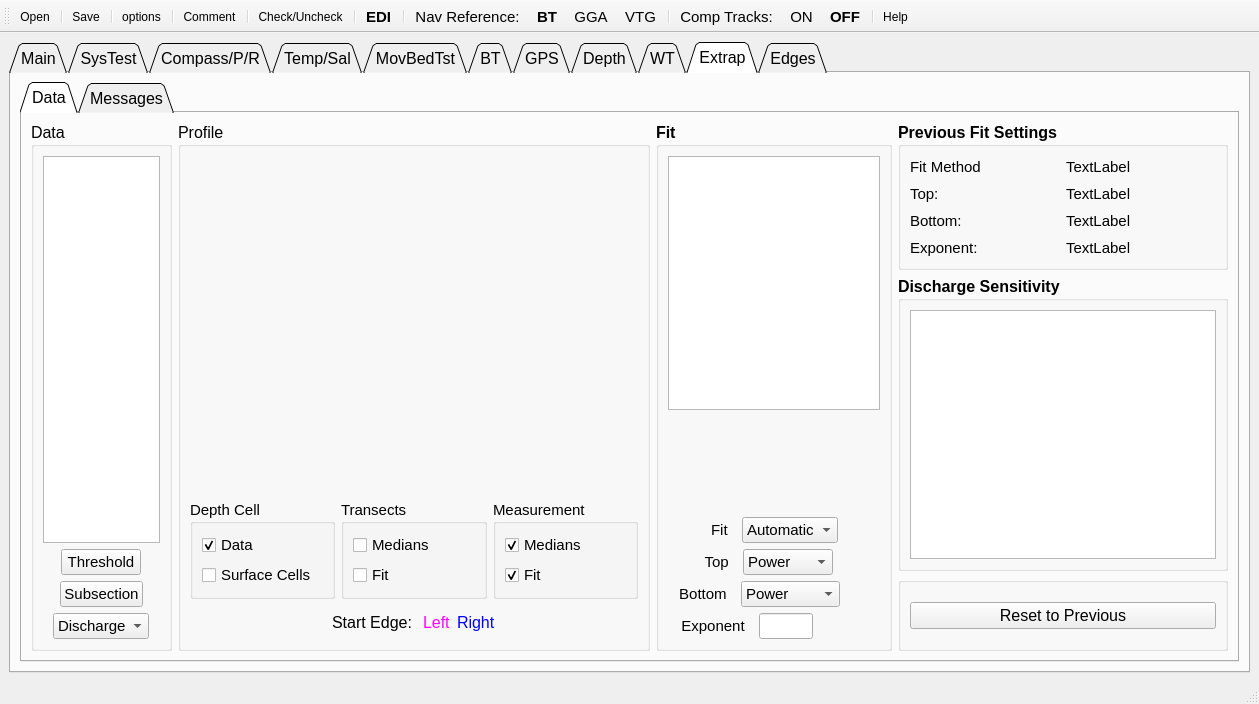
Above: UI/QRev_gui.ui from rowetechinc/QRevPy before the change. Below: the same form after it.
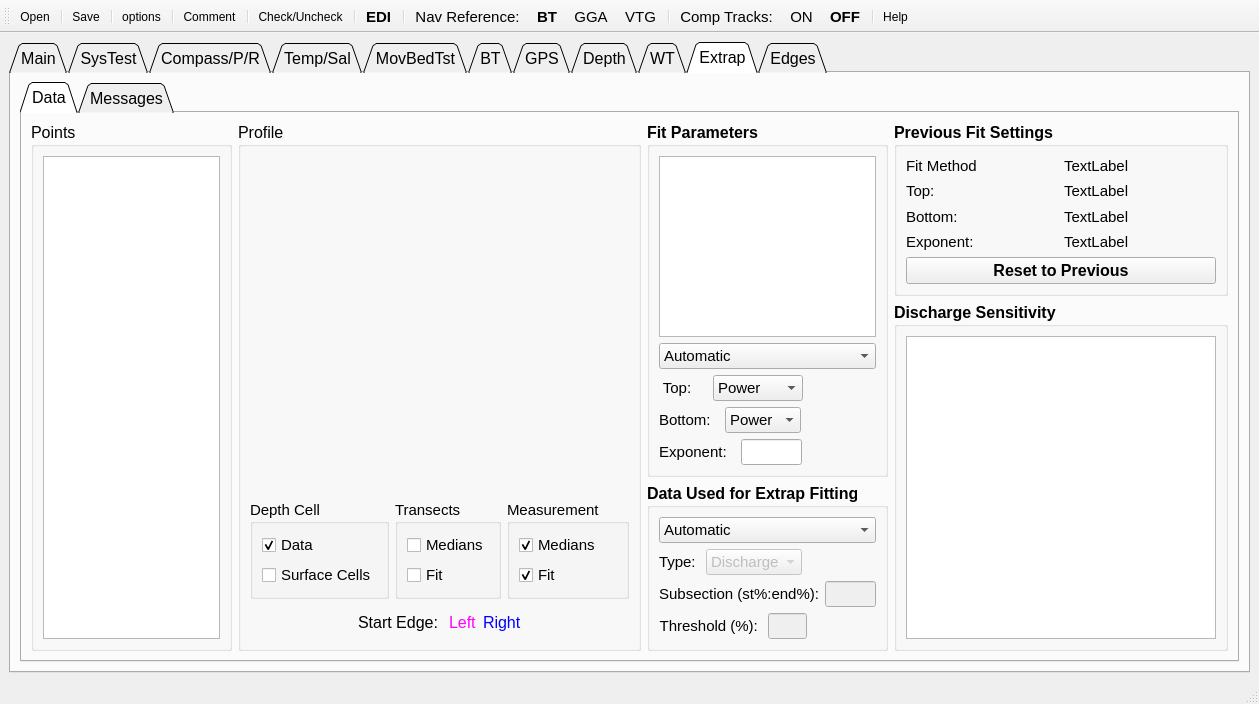
That is the form after the change. The open tabs and pages were chosen to show the change. Icons and pictures are not drawn.

Commit message: ComputeExtrap: 1) added method change_data_auto DepthStructure: 1) fixed bug in vb depths where temporary changes were applied to the stored data GPSFilters: 1) added appropriate colors to the other time series plot WTFilters: 1) changed ymin on speed plots to 0 QRev: 1) fixed showing GPS data in shiptrack for GPS tab, 2) fixed selection of depth reference in Depth tab to properly reflected composite depths, 3) fixed issue in WT tab to show excluded dist., 4) major reworking of extrap tab

Patch:
```diff
--- a/UI/QRev_gui.ui
+++ b/UI/QRev_gui.ui
@@ -4395,9 +4395,9 @@
            <attribute name="title">
             <string>Data</string>
            </attribute>
-           <layout class="QHBoxLayout" name="horizontalLayout_58" stretch="12,40,20,28">
+           <layout class="QHBoxLayout" name="horizontalLayout_26" stretch="3,6,2,5">
             <item>
-             <widget class="QGroupBox" name="gp_data">
+             <widget class="QGroupBox" name="gp_points">
               <property name="font">
                <font>
                 <weight>50</weight>
@@ -4405,7 +4405,7 @@
                </font>
               </property>
               <property name="title">
-               <string>Data</string>
+               <string>Points</string>
               </property>
               <layout class="QVBoxLayout" name="verticalLayout_44">
                <item>
@@ -4419,145 +4419,6 @@
                  </property>
                 </widget>
                </item>
-               <item>
-                <layout class="QHBoxLayout" name="horizontalLayout_41">
-                 <item>
-                  <spacer name="horizontalSpacer_10">
-                   <property name="orientation">
-                    <enum>Qt::Horizontal</enum>
-                   </property>
-                   <property name="sizeHint" stdset="0">
-                    <size>
-                     <width>40</width>
-                     <height>20</height>
-                    </size>
-                   </property>
-                  </spacer>
-                 </item>
-                 <item>
-                  <widget class="QPushButton" name="pb_extrap_threshold">
-                   <property name="font">
-                    <font>
-                     <pointsize>11</pointsize>
-                     <weight>50</weight>
-                     <bold>false</bold>
-                    </font>
-                   </property>
-                   <property name="text">
-                    <string>Threshold</string>
-                   </property>
-                  </widget>
-                 </item>
-                 <item>
-                  <spacer name="horizontalSpacer_11">
-                   <property name="orientation">
-                    <enum>Qt::Horizontal</enum>
-                   </property>
-                   <property name="sizeHint" stdset="0">
-                    <size>
-                     <width>40</width>
-                     <height>20</height>
-                    </size>
-                   </property>
-                  </spacer>
-                 </item>
-                </layout>
-               </item>
-               <item>
-                <layout class="QHBoxLayout" name="horizontalLayout_54">
-                 <item>
-                  <spacer name="horizontalSpacer_12">
-                   <property name="orientation">
-                    <enum>Qt::Horizontal</enum>
-                   </property>
-                   <property name="sizeHint" stdset="0">
-                    <size>
-                     <width>40</width>
-                     <height>20</height>
-                    </size>
-                   </property>
-                  </spacer>
-                 </item>
-                 <item>
-                  <widget class="QPushButton" name="pb_extrap_subsection">
-                   <property name="font">
-                    <font>
-                     <pointsize>11</pointsize>
-                     <weight>50</weight>
-                     <bold>false</bold>
-                    </font>
-                   </property>
-                   <property name="text">
-                    <string>Subsection</string>
-                   </property>
-                  </widget>
-                 </item>
-                 <item>
-                  <spacer name="horizontalSpacer_13">
-                   <property name="orientation">
-                    <enum>Qt::Horizontal</enum>
-                   </property>
-                   <property name="sizeHint" stdset="0">
-                    <size>
-                     <width>40</width>
-                     <height>20</height>
-                    </size>
-                   </property>
-                  </spacer>
-                 </item>
-                </layout>
-               </item>
-               <item>
-                <layout class="QHBoxLayout" name="horizontalLayout_55">
-                 <item>
-                  <spacer name="horizontalSpacer_14">
-                   <property name="orientation">
-                    <enum>Qt::Horizontal</enum>
-                   </property>
-                   <property name="sizeHint" stdset="0">
-                    <size>
-                     <width>40</width>
-                     <height>20</height>
-                    </size>
-                   </property>
-                  </spacer>
-                 </item>
-                 <item>
-                  <widget class="QComboBox" name="combo_extrap_type">
-                   <property name="font">
-                    <font>
-                     <pointsize>11</pointsize>
-                     <weight>50</weight>
-                     <bold>false</bold>
-                    </font>
-                   </property>
-                   <item>
-                    <property name="text">
-                     <string>Discharge</string>
-                    </property>
-                   </item>
-                   <item>
-                    <property name="text">
-                     <string>Velocity</string>
-                    </property>
-                   </item>
-                  </widget>
-                 </item>
-                 <item>
-                  <spacer name="horizontalSpacer_15">
-                   <property name="orientation">
-                    <enum>Qt::Horizontal</enum>
-                   </property>
-                   <property name="sizeHint" stdset="0">
-                    <size>
-                     <width>40</width>
-                     <height>20</height>
-                    </size>
-                   </property>
-                  </spacer>
-                 </item>
-                </layout>
-               </item>
               </layout>
              </widget>
             </item>
@@ -4850,6 +4711,8 @@
              </widget>
             </item>
             <item>
+             <layout class="QVBoxLayout" name="verticalLayout_64" stretch="3,1">
+              <item>
              <widget class="QGroupBox" name="gb_fit">
               <property name="font">
                <font>
@@ -4858,9 +4721,9 @@
                </font>
               </property>
               <property name="title">
-               <string>Fit</string>
-              </property>
-              <layout class="QVBoxLayout" name="verticalLayout_43" stretch="5,2,1,1,1,1">
+                 <string>Fit Parameters</string>
+                </property>
+                <layout class="QVBoxLayout" name="verticalLayout_43">
                <item>
                 <widget class="QTableWidget" name="table_extrap_fit">
                  <property name="font">
@@ -4873,51 +4736,6 @@
                 </widget>
                </item>
                <item>
-                <spacer name="verticalSpacer_5">
-                 <property name="orientation">
-                  <enum>Qt::Vertical</enum>
-                 </property>
-                 <property name="sizeHint" stdset="0">
-                  <size>
-                   <width>20</width>
-                   <height>40</height>
-                  </size>
-                 </property>
-                </spacer>
-               </item>
-               <item>
-                <layout class="QHBoxLayout" name="horizontalLayout_34">
-                 <item>
-                  <spacer name="horizontalSpacer">
-                   <property name="orientation">
-                    <enum>Qt::Horizontal</enum>
-                   </property>
-                   <property name="sizeHint" stdset="0">
-                    <size>
-                     <width>40</width>
-                     <height>20</height>
-                    </size>
-                   </property>
-                  </spacer>
-                 </item>
-                 <item>
-                  <widget class="QLabel" name="txt_fit">
-                   <property name="font">
-                    <font>
-                     <pointsize>11</pointsize>
-                     <weight>50</weight>
-                     <bold>false</bold>
-                    </font>
-                   </property>
-                   <property name="text">
-                    <string>Fit  </string>
-                   </property>
-                   <property name="alignment">
-                    <set>Qt::AlignRight|Qt::AlignTrailing|Qt::AlignVCenter</set>
-                   </property>
-                  </widget>
-                 </item>
-                 <item>
                   <widget class="QComboBox" name="combo_extrap_fit">
                    <property name="font">
                     <font>
@@ -4939,35 +4757,7 @@
                   </widget>
                  </item>
                  <item>
-                  <spacer name="horizontalSpacer_6">
-                   <property name="orientation">
-                    <enum>Qt::Horizontal</enum>
-                   </property>
-                   <property name="sizeHint" stdset="0">
-                    <size>
-                     <width>40</width>
-                     <height>20</height>
-                    </size>
-                   </property>
-                  </spacer>
-                 </item>
-                </layout>
-               </item>
-               <item>
-                <layout class="QHBoxLayout" name="horizontalLayout_38" stretch="2,2,3,3">
-                 <item>
-                  <spacer name="horizontalSpacer_2">
-                   <property name="orientation">
-                    <enum>Qt::Horizontal</enum>
-                   </property>
-                   <property name="sizeHint" stdset="0">
-                    <size>
-                     <width>40</width>
-                     <height>20</height>
-                    </size>
-                   </property>
-                  </spacer>
-                 </item>
+                  <layout class="QHBoxLayout" name="horizontalLayout_38" stretch="4,4,6">
                  <item>
                   <widget class="QLabel" name="txt_top">
                    <property name="font">
@@ -4978,10 +4768,10 @@
                     </font>
                    </property>
                    <property name="text">
-                    <string> Top  </string>
+                      <string> Top:  </string>
                    </property>
                    <property name="alignment">
-                    <set>Qt::AlignRight|Qt::AlignTrailing|Qt::AlignVCenter</set>
+                      <set>Qt::AlignLeading|Qt::AlignLeft|Qt::AlignVCenter</set>
                    </property>
                   </widget>
                  </item>
@@ -5027,20 +4817,7 @@
                 </layout>
                </item>
                <item>
-                <layout class="QHBoxLayout" name="horizontalLayout_39" stretch="1,2,9,0">
-                 <item>
-                  <spacer name="horizontalSpacer_4">
-                   <property name="orientation">
-                    <enum>Qt::Horizontal</enum>
-                   </property>
-                   <property name="sizeHint" stdset="0">
-                    <size>
-                     <width>40</width>
-                     <height>20</height>
-                    </size>
-                   </property>
-                  </spacer>
-                 </item>
+                  <layout class="QHBoxLayout" name="horizontalLayout_39" stretch="4,5,6">
                  <item>
                   <widget class="QLabel" name="txt_bottom">
                    <property name="font">
@@ -5051,10 +4828,10 @@
                     </font>
                    </property>
                    <property name="text">
-                    <string>Bottom  </string>
+                      <string>Bottom:  </string>
                    </property>
                    <property name="alignment">
-                    <set>Qt::AlignRight|Qt::AlignTrailing|Qt::AlignVCenter</set>
+                      <set>Qt::AlignLeading|Qt::AlignLeft|Qt::AlignVCenter</set>
                    </property>
                   </widget>
                  </item>
@@ -5095,20 +4872,7 @@
                 </layout>
                </item>
                <item>
-                <layout class="QHBoxLayout" name="horizontalLayout_40" stretch="1,5,4,5">
-                 <item>
-                  <spacer name="horizontalSpacer_5">
-                   <property name="orientation">
-                    <enum>Qt::Horizontal</enum>
-                   </property>
-                   <property name="sizeHint" stdset="0">
-                    <size>
-                     <width>40</width>
-                     <height>20</height>
-                    </size>
-                   </property>
-                  </spacer>
-                 </item>
+                  <layout class="QHBoxLayout" name="horizontalLayout_40" stretch="4,5,6">
                  <item>
                   <widget class="QLabel" name="txt_exponent">
                    <property name="font">
@@ -5119,7 +4883,7 @@
                     </font>
                    </property>
                    <property name="text">
-                    <string>Exponent  </string>
+                      <string>Exponent:  </string>
                    </property>
                    <property name="alignment">
                     <set>Qt::AlignRight|Qt::AlignTrailing|Qt::AlignVCenter</set>
@@ -5156,7 +4920,186 @@
              </widget>
             </item>
             <item>
-             <layout class="QVBoxLayout" name="verticalLayout_33" stretch="2,4,1">
+               <widget class="QGroupBox" name="gb_data">
+                <property name="font">
+                 <font>
+                  <weight>75</weight>
+                  <bold>true</bold>
+                 </font>
+                </property>
+                <property name="title">
+                 <string>Data Used for Extrap Fitting</string>
+                </property>
+                <layout class="QVBoxLayout" name="verticalLayout_63">
+                 <item>
+                  <widget class="QComboBox" name="combo_extrap_data">
+                   <property name="font">
+                    <font>
+                     <pointsize>11</pointsize>
+                     <weight>50</weight>
+                     <bold>false</bold>
+                    </font>
+                   </property>
+                   <item>
+                    <property name="text">
+                     <string>Automatic</string>
+                    </property>
+                   </item>
+                   <item>
+                    <property name="text">
+                     <string>Manual</string>
+                    </property>
+                   </item>
+                  </widget>
+                 </item>
+                 <item>
+                  <layout class="QHBoxLayout" name="horizontalLayout_55" stretch="3,3,6">
+                   <item>
+                    <widget class="QLabel" name="label_3">
+                     <property name="font">
+                      <font>
+                       <pointsize>11</pointsize>
+                       <weight>50</weight>
+                       <bold>false</bold>
+                      </font>
+                     </property>
+                     <property name="text">
+                      <string>Type: </string>
+                     </property>
+                     <property name="alignment">
+                      <set>Qt::AlignLeading|Qt::AlignLeft|Qt::AlignVCenter</set>
+                     </property>
+                    </widget>
+                   </item>
+                   <item>
+                    <widget class="QComboBox" name="combo_extrap_type">
+                     <property name="enabled">
+                      <bool>false</bool>
+                     </property>
+                     <property name="font">
+                      <font>
+                       <pointsize>11</pointsize>
+                       <weight>50</weight>
+                       <bold>false</bold>
+                      </font>
+                     </property>
+                     <item>
+                      <property name="text">
+                       <string>Discharge</string>
+                      </property>
+                     </item>
+                     <item>
+                      <property name="text">
+                       <string>Velocity</string>
+                      </property>
+                     </item>
+                    </widget>
+                   </item>
+                   <item>
+                    <spacer name="horizontalSpacer_15">
+                     <property name="orientation">
+                      <enum>Qt::Horizontal</enum>
+                     </property>
+                     <property name="sizeHint" stdset="0">
+                      <size>
+                       <width>40</width>
+                       <height>20</height>
+                      </size>
+                     </property>
+                    </spacer>
+                   </item>
+                  </layout>
+                 </item>
+                 <item>
+                  <layout class="QHBoxLayout" name="horizontalLayout_54" stretch="2,1">
+                   <item>
+                    <widget class="QLabel" name="txt_extrap_subsection">
+                     <property name="font">
+                      <font>
+                       <pointsize>11</pointsize>
+                       <weight>50</weight>
+                       <bold>false</bold>
+                      </font>
+                     </property>
+                     <property name="text">
+                      <string>Subsection (st%:end%):</string>
+                     </property>
+                     <property name="alignment">
+                      <set>Qt::AlignRight|Qt::AlignTrailing|Qt::AlignVCenter</set>
+                     </property>
+                    </widget>
+                   </item>
+                   <item>
+                    <widget class="QLineEdit" name="ed_extrap_subsection">
+                     <property name="enabled">
+                      <bool>false</bool>
+                     </property>
+                     <property name="font">
+                      <font>
+                       <pointsize>11</pointsize>
+                       <weight>50</weight>
+                       <bold>false</bold>
+                      </font>
+                     </property>
+                    </widget>
+                   </item>
+                  </layout>
+                 </item>
+                 <item>
+                  <layout class="QHBoxLayout" name="horizontalLayout_41" stretch="5,4,7">
+                   <item>
+                    <widget class="QLabel" name="text_extrap_threshold">
+                     <property name="font">
+                      <font>
+                       <pointsize>11</pointsize>
+                       <weight>50</weight>
+                       <bold>false</bold>
+                      </font>
+                     </property>
+                     <property name="text">
+                      <string>Threshold (%): </string>
+                     </property>
+                     <property name="alignment">
+                      <set>Qt::AlignRight|Qt::AlignTrailing|Qt::AlignVCenter</set>
+                     </property>
+                    </widget>
+                   </item>
+                   <item>
+                    <widget class="QLineEdit" name="ed_extrap_threshold">
+                     <property name="enabled">
+                      <bool>false</bool>
+                     </property>
+                     <property name="font">
+                      <font>
+                       <pointsize>11</pointsize>
+                       <weight>50</weight>
+                       <bold>false</bold>
+                      </font>
+                     </property>
+                    </widget>
+                   </item>
+                   <item>
+                    <spacer name="horizontalSpacer_11">
+                     <property name="orientation">
+                      <enum>Qt::Horizontal</enum>
+                     </property>
+                     <property name="sizeHint" stdset="0">
+                      <size>
+                       <width>40</width>
+                       <height>20</height>
+                      </size>
+                     </property>
+                    </spacer>
+                   </item>
+                  </layout>
+                 </item>
+                </layout>
+               </widget>
+              </item>
+             </layout>
+            </item>
+            <item>
+             <layout class="QVBoxLayout" name="verticalLayout_33" stretch="2,4">
               <item>
                <widget class="QGroupBox" name="gb_previous">
                 <property name="font">
@@ -5168,6 +5111,8 @@
                 <property name="title">
                  <string>Previous Fit Settings</string>
                 </property>
+                <layout class="QVBoxLayout" name="verticalLayout_61">
+                 <item>
                 <layout class="QGridLayout" name="gridLayout_32">
                  <item row="3" column="1">
                   <widget class="QLabel" name="txt_extrap_p_exponent">
@@ -5278,6 +5223,15 @@
                    </property>
                    <property name="text">
                     <string>TextLabel</string>
+                     </property>
+                    </widget>
+                   </item>
+                  </layout>
+                 </item>
+                 <item>
+                  <widget class="QPushButton" name="pb_extrap_cancel">
+                   <property name="text">
+                    <string>Reset to Previous</string>
                    </property>
                   </widget>
                  </item>
@@ -5310,22 +5264,6 @@
                 </layout>
                </widget>
               </item>
-              <item>
-               <widget class="QGroupBox" name="groupBox">
-                <property name="title">
-                 <string/>
-                </property>
-                <layout class="QHBoxLayout" name="horizontalLayout_26">
-                 <item>
-                  <widget class="QPushButton" name="pb_extrap_cancel">
-                   <property name="text">
-                    <string>Reset to Previous</string>
-                   </property>
-                  </widget>
-                 </item>
-                </layout>
-               </widget>
-              </item>
              </layout>
             </item>
            </layout>
```
Left out of the diff: 74 changed lines with no effect on the pictures. Lines whose indentation alone changed are shown as unchanged. The commit also changes 6 other files.
